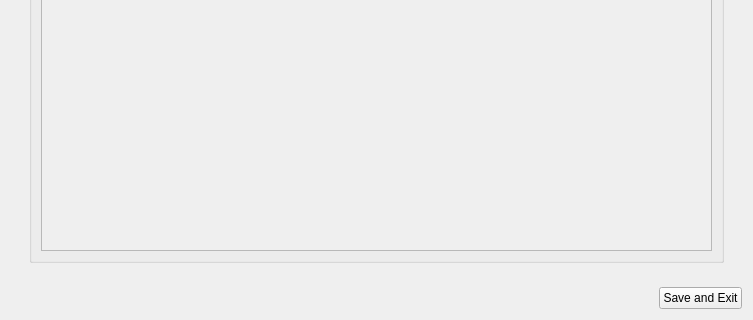
Old version of the form src/L4/ui/daqmanagerfactory.ui in the repository vedangnaik/Carina-mirror; both pictures show x 0 to 753 and y 298 to 618 of the 753 by 618 pixel window.
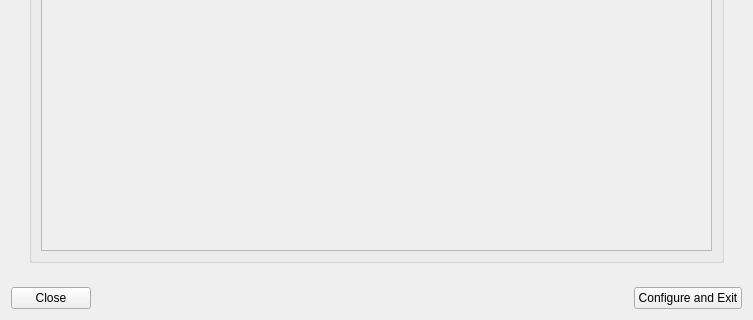
New version of the form.

Commit message: Made daq config window modal dialog, created static daqmanager factory function

The edit to the form file:
```diff
--- a/src/L4/ui/daqmanagerfactory.ui
+++ b/src/L4/ui/daqmanagerfactory.ui
@@ -222,6 +222,13 @@
      </item>
      <item>
       <layout class="QHBoxLayout" name="horizontalLayout">
+       <item>
+        <widget class="QPushButton" name="closeButton">
+         <property name="text">
+          <string>Close</string>
+         </property>
+        </widget>
+       </item>
        <item>
         <spacer name="horizontalSpacer">
          <property name="orientation">
@@ -241,7 +248,7 @@
        <item>
         <widget class="QPushButton" name="saveAndExitButton">
          <property name="text">
-          <string>Save and Exit</string>
+          <string>Configure and Exit</string>
          </property>
         </widget>
        </item>
```
Left out of the diff: 2 changed lines with no effect on the pictures. The commit also changes 3 other files.
